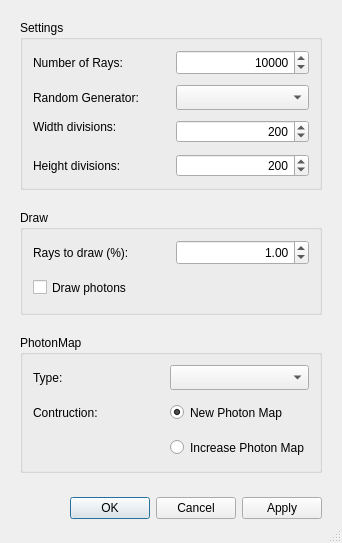
Before: the Qt Designer form TonatiuhProject/src/source/gui/raytracedialog.ui in iat-cener/tonatiuh, drawn with Qt 5.
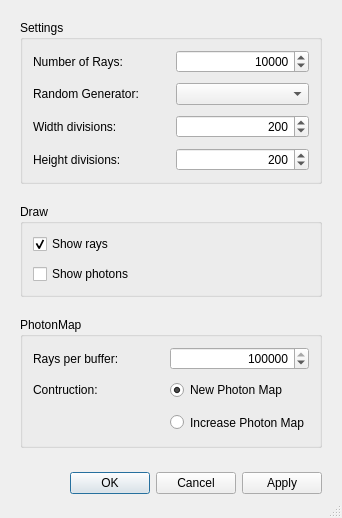
After: the same form once the commit is applied.

The edit to the form file:
```diff
--- a/TonatiuhProject/src/source/gui/raytracedialog.ui
+++ b/TonatiuhProject/src/source/gui/raytracedialog.ui
@@ -7,7 +7,7 @@
     <x>0</x>
     <y>0</y>
     <width>342</width>
-    <height>543</height>
+    <height>506</height>
    </rect>
   </property>
   <property name="windowTitle">
@@ -40,7 +40,7 @@
         <property name="minimumSize">
          <size>
           <width>0</width>
-          <height>25</height>
+          <height>0</height>
          </size>
         </property>
         <property name="text">
@@ -53,7 +53,7 @@
         <property name="minimumSize">
          <size>
           <width>0</width>
-          <height>25</height>
+          <height>0</height>
          </size>
         </property>
         <property name="layoutDirection">
@@ -76,12 +76,12 @@
         </property>
        </widget>
       </item>
-      <item row="1" column="0">
+      <item row="2" column="0">
        <widget class="QLabel" name="randomLabel">
         <property name="minimumSize">
          <size>
           <width>0</width>
-          <height>25</height>
+          <height>0</height>
          </size>
         </property>
         <property name="text">
@@ -89,12 +89,12 @@
         </property>
        </widget>
       </item>
-      <item row="1" column="1">
+      <item row="2" column="1">
        <widget class="QComboBox" name="randomCombo">
         <property name="minimumSize">
          <size>
           <width>0</width>
-          <height>25</height>
+          <height>0</height>
          </size>
         </property>
         <property name="sizeAdjustPolicy">
@@ -102,26 +102,7 @@
         </property>
        </widget>
       </item>
-      <item row="2" column="1" rowspan="2">
-       <widget class="QSpinBox" name="widthDivisionsSpinBox">
-        <property name="alignment">
-         <set>Qt::AlignRight|Qt::AlignTrailing|Qt::AlignVCenter</set>
-        </property>
-        <property name="minimum">
-         <number>1</number>
-        </property>
-        <property name="maximum">
-         <number>5000</number>
-        </property>
-        <property name="singleStep">
-         <number>50</number>
-        </property>
-        <property name="value">
-         <number>200</number>
-        </property>
-       </widget>
-      </item>
-      <item row="4" column="1">
+      <item row="6" column="1">
        <widget class="QSpinBox" name="heightDivisionsSpinBox">
         <property name="alignment">
          <set>Qt::AlignRight|Qt::AlignTrailing|Qt::AlignVCenter</set>
@@ -140,14 +121,33 @@
         </property>
        </widget>
       </item>
-      <item row="4" column="0">
+      <item row="6" column="0">
        <widget class="QLabel" name="heightdivisionsQLabel">
         <property name="text">
          <string>Height divisions:</string>
         </property>
        </widget>
       </item>
-      <item row="2" column="0">
+      <item row="5" column="1">
+       <widget class="QSpinBox" name="widthDivisionsSpinBox">
+        <property name="alignment">
+         <set>Qt::AlignRight|Qt::AlignTrailing|Qt::AlignVCenter</set>
+        </property>
+        <property name="minimum">
+         <number>1</number>
+        </property>
+        <property name="maximum">
+         <number>5000</number>
+        </property>
+        <property name="singleStep">
+         <number>50</number>
+        </property>
+        <property name="value">
+         <number>200</number>
+        </property>
+       </widget>
+      </item>
+      <item row="5" column="0">
        <widget class="QLabel" name="widthdivisionsQLabel">
         <property name="text">
          <string>Width divisions:</string>
@@ -159,6 +159,12 @@
    </item>
    <item>
     <widget class="QGroupBox" name="drawBox">
+     <property name="sizePolicy">
+      <sizepolicy hsizetype="Preferred" vsizetype="Fixed">
+       <horstretch>0</horstretch>
+       <verstretch>0</verstretch>
+      </sizepolicy>
+     </property>
      <property name="title">
       <string>Draw</string>
      </property>
@@ -170,37 +176,15 @@
        <number>10</number>
       </property>
       <item row="0" column="0">
-       <widget class="QLabel" name="drawFractionLabel">
-        <property name="minimumSize">
-         <size>
-          <width>0</width>
-          <height>25</height>
-         </size>
-        </property>
+       <widget class="QCheckBox" name="showRaysCheck">
         <property name="text">
-         <string>Rays to draw (%):</string>
+         <string>Show rays</string>
         </property>
-       </widget>
-      </item>
-      <item row="0" column="1">
-       <widget class="QDoubleSpinBox" name="drawSpin">
-        <property name="minimumSize">
-         <size>
-          <width>0</width>
-          <height>25</height>
-         </size>
+        <property name="checkable">
+         <bool>true</bool>
         </property>
-        <property name="alignment">
-         <set>Qt::AlignRight|Qt::AlignTrailing|Qt::AlignVCenter</set>
-        </property>
-        <property name="maximum">
-         <double>100.000000000000000</double>
-        </property>
-        <property name="singleStep">
-         <double>5.000000000000000</double>
-        </property>
-        <property name="value">
-         <double>1.000000000000000</double>
+        <property name="checked">
+         <bool>true</bool>
         </property>
        </widget>
       </item>
@@ -209,11 +193,11 @@
         <property name="minimumSize">
          <size>
           <width>0</width>
-          <height>25</height>
+          <height>0</height>
          </size>
         </property>
         <property name="text">
-         <string>Draw photons</string>
+         <string>Show photons</string>
         </property>
        </widget>
       </item>
@@ -232,51 +216,12 @@
       <property name="spacing">
        <number>10</number>
       </property>
-      <item row="0" column="0">
-       <widget class="QLabel" name="photonmapTypeLabel">
-        <property name="minimumSize">
-         <size>
-          <width>0</width>
-          <height>25</height>
-         </size>
-        </property>
-        <property name="text">
-         <string>Type:</string>
-        </property>
-       </widget>
-      </item>
-      <item row="0" column="1">
-       <widget class="QComboBox" name="photonmapTypeCombo">
-        <property name="minimumSize">
-         <size>
-          <width>0</width>
-          <height>25</height>
-         </size>
-        </property>
-        <property name="layoutDirection">
-         <enum>Qt::LeftToRight</enum>
-        </property>
-       </widget>
-      </item>
-      <item row="1" column="0">
-       <widget class="QLabel" name="constructionLabel">
-        <property name="minimumSize">
-         <size>
-          <width>0</width>
-          <height>25</height>
-         </size>
-        </property>
-        <property name="text">
-         <string>Contruction:</string>
-        </property>
-       </widget>
-      </item>
       <item row="1" column="1">
        <widget class="QRadioButton" name="newMapRadio">
         <property name="minimumSize">
          <size>
           <width>0</width>
-          <height>25</height>
+          <height>0</height>
          </size>
         </property>
         <property name="text">
@@ -287,6 +232,44 @@
         </property>
        </widget>
       </item>
+      <item row="0" column="1">
+       <widget class="QSpinBox" name="bufferSizeSpin">
+        <property name="sizePolicy">
+         <sizepolicy hsizetype="Preferred" vsizetype="Fixed">
+          <horstretch>0</horstretch>
+          <verstretch>0</verstretch>
+         </sizepolicy>
+        </property>
+        <property name="alignment">
+         <set>Qt::AlignRight|Qt::AlignTrailing|Qt::AlignVCenter</set>
+        </property>
+        <property name="minimum">
+         <number>1</number>
+        </property>
+        <property name="maximum">
+         <number>999999999</number>
+        </property>
+        <property name="singleStep">
+         <number>100000</number>
+        </property>
+        <property name="value">
+         <number>5000000</number>
+        </property>
+       </widget>
+      </item>
+      <item row="1" column="0">
+       <widget class="QLabel" name="constructionLabel">
+        <property name="minimumSize">
+         <size>
+          <width>0</width>
+          <height>0</height>
+         </size>
+        </property>
+        <property name="text">
+         <string>Contruction:</string>
+        </property>
+       </widget>
+      </item>
       <item row="2" column="1">
        <widget class="QRadioButton" name="increaseMapRadio">
         <property name="minimumSize">
@@ -300,9 +283,29 @@
         </property>
        </widget>
       </item>
+      <item row="0" column="0">
+       <widget class="QLabel" name="raysperbufferLabel">
+        <property name="text">
+         <string>Rays per buffer:</string>
+        </property>
+       </widget>
+      </item>
      </layout>
     </widget>
    </item>
+   <item>
+    <spacer name="verticalSpacer">
+     <property name="orientation">
+      <enum>Qt::Vertical</enum>
+     </property>
+     <property name="sizeHint" stdset="0">
+      <size>
+       <width>20</width>
+       <height>40</height>
+      </size>
+     </property>
+    </spacer>
+   </item>
    <item>
     <widget class="QDialogButtonBox" name="buttonBox">
      <property name="minimumSize">
```
Left out of the diff: 11 changed lines with no effect on the pictures.
